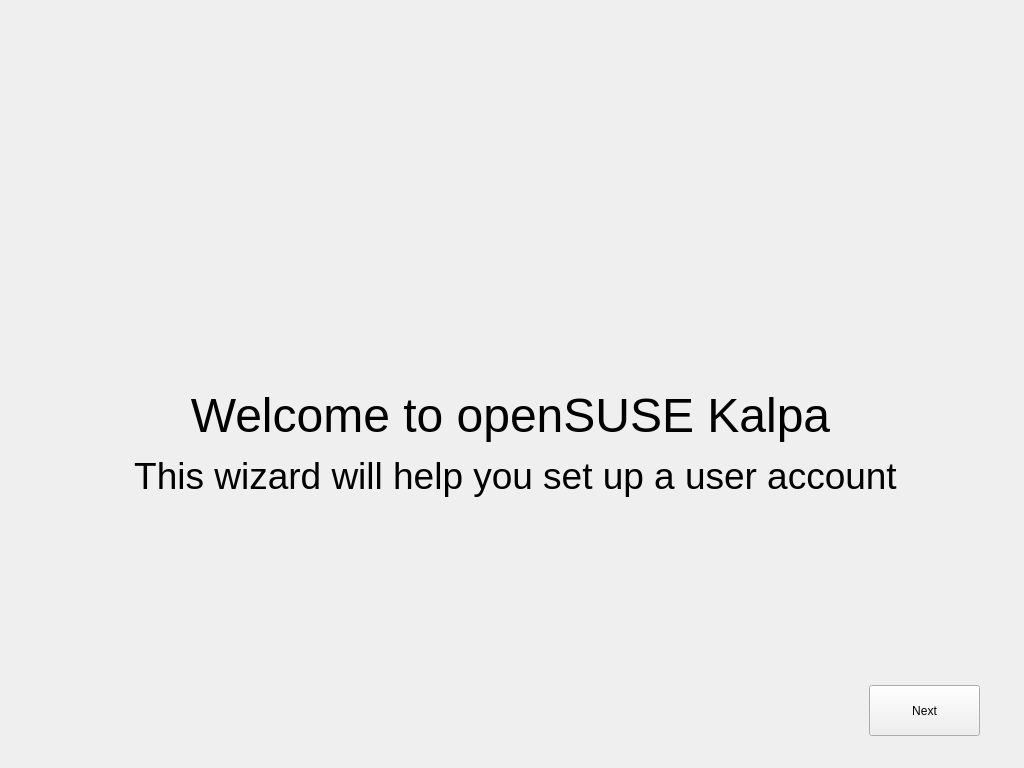
This is mainwindow.ui in stacheldrahtje/radagast as Qt 5 draws it before an edit. The edited form follows.
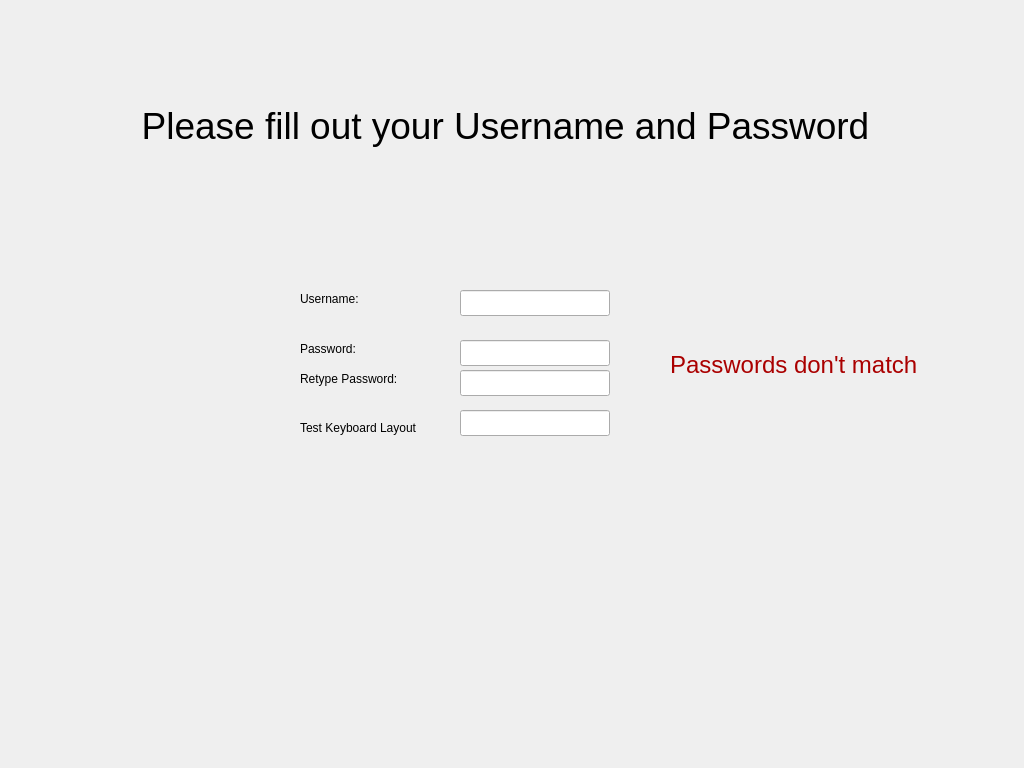
This is the edited form. Icons and pictures are not drawn.

Commit message: added fields on enter_page added invisible label for password no match

What changed in the file:
```diff
--- a/mainwindow.ui
+++ b/mainwindow.ui
@@ -23,8 +23,14 @@
       <height>768</height>
      </rect>
     </property>
+    <property name="currentIndex">
+     <number>1</number>
+    </property>
     <widget class="QWidget" name="Intro_page">
      <widget class="QLabel" name="logo_label">
+      <property name="enabled">
+       <bool>true</bool>
+      </property>
       <property name="geometry">
        <rect>
         <x>397</x>
@@ -99,7 +105,157 @@
       </property>
      </widget>
     </widget>
-    <widget class="QWidget" name="page_2"/>
+    <widget class="QWidget" name="Enter_page">
+     <widget class="QLabel" name="uname_label">
+      <property name="geometry">
+       <rect>
+        <x>300</x>
+        <y>290</y>
+        <width>150</width>
+        <height>18</height>
+       </rect>
+      </property>
+      <property name="text">
+       <string>Username:</string>
+      </property>
+      <property name="buddy">
+       <cstring>uname_lineEdit</cstring>
+      </property>
+     </widget>
+     <widget class="QLabel" name="passwd_label">
+      <property name="geometry">
+       <rect>
+        <x>300</x>
+        <y>340</y>
+        <width>150</width>
+        <height>18</height>
+       </rect>
+      </property>
+      <property name="text">
+       <string>Password:</string>
+      </property>
+      <property name="buddy">
+       <cstring>passwd_lineEdit</cstring>
+      </property>
+     </widget>
+     <widget class="QLineEdit" name="uname_lineEdit">
+      <property name="geometry">
+       <rect>
+        <x>460</x>
+        <y>290</y>
+        <width>150</width>
+        <height>26</height>
+       </rect>
+      </property>
+     </widget>
+     <widget class="QLineEdit" name="passwd_lineEdit">
+      <property name="geometry">
+       <rect>
+        <x>460</x>
+        <y>340</y>
+        <width>150</width>
+        <height>26</height>
+       </rect>
+      </property>
+     </widget>
+     <widget class="QLineEdit" name="ret_passwd_lineEdit">
+      <property name="geometry">
+       <rect>
+        <x>460</x>
+        <y>370</y>
+        <width>150</width>
+        <height>26</height>
+       </rect>
+      </property>
+     </widget>
+     <widget class="QLineEdit" name="keyb_layout_lineEdit">
+      <property name="geometry">
+       <rect>
+        <x>460</x>
+        <y>410</y>
+        <width>150</width>
+        <height>26</height>
+       </rect>
+      </property>
+     </widget>
+     <widget class="QLabel" name="txtlabel_4">
+      <property name="geometry">
+       <rect>
+        <x>50</x>
+        <y>100</y>
+        <width>911</width>
+        <height>51</height>
+       </rect>
+      </property>
+      <property name="font">
+       <font>
+        <pointsize>28</pointsize>
+       </font>
+      </property>
+      <property name="text">
+       <string>Please fill out your Username and Password</string>
+      </property>
+      <property name="alignment">
+       <set>Qt::AlignCenter</set>
+      </property>
+     </widget>
+     <widget class="QLabel" name="label">
+      <property name="enabled">
+       <bool>true</bool>
+      </property>
+      <property name="geometry">
+       <rect>
+        <x>670</x>
+        <y>350</y>
+        <width>281</width>
+        <height>31</height>
+       </rect>
+      </property>
+      <property name="font">
+       <font>
+        <pointsize>18</pointsize>
+       </font>
+      </property>
+      <property name="styleSheet">
+       <string notr="true"/>
+      </property>
+      <property name="text">
+       <string>&lt;html&gt;&lt;head/&gt;&lt;body&gt;&lt;p&gt;&lt;span style=&quot; color:#aa0000;&quot;&gt;Passwords don't match&lt;/span&gt;&lt;/p&gt;&lt;/body&gt;&lt;/html&gt;</string>
+      </property>
+     </widget>
+     <widget class="QLabel" name="ret_passwd_label">
+      <property name="geometry">
+       <rect>
+        <x>300</x>
+        <y>370</y>
+        <width>150</width>
+        <height>18</height>
+       </rect>
+      </property>
+      <property name="text">
+       <string>Retype Password:</string>
+      </property>
+      <property name="buddy">
+       <cstring>ret_passwd_lineEdit</cstring>
+      </property>
+     </widget>
+     <widget class="QLabel" name="keyb_layout_label">
+      <property name="geometry">
+       <rect>
+        <x>300</x>
+        <y>420</y>
+        <width>150</width>
+        <height>16</height>
+       </rect>
+      </property>
+      <property name="text">
+       <string>Test Keyboard Layout</string>
+      </property>
+      <property name="buddy">
+       <cstring>keyb_layout_lineEdit</cstring>
+      </property>
+     </widget>
+    </widget>
    </widget>
   </widget>
  </widget>
```
Left out of the diff: 24 changed lines with no effect on the pictures. The commit also changes 2 other files.
